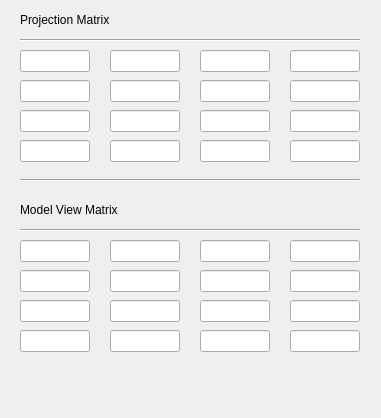
The window that src/cpp/plantgl/gui/base/interface/cameraqt2.ui (openalea/plantgl) describes before a commit, drawn with Qt 5.
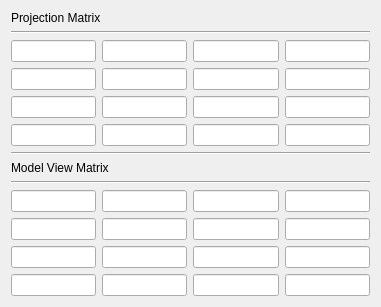
The same window after the commit.

```diff
--- a/src/cpp/plantgl/gui/base/interface/cameraqt2.ui
+++ b/src/cpp/plantgl/gui/base/interface/cameraqt2.ui
@@ -1,428 +1,176 @@
 <ui version="4.0" >
  <class>CameraProp2</class>
- <widget class="QWidget" name="CameraProp2" >
-  <property name="geometry" >
+ <widget class="QWidget" name="CameraProp2">
+  <property name="geometry">
    <rect>
     <x>0</x>
     <y>0</y>
     <width>381</width>
-    <height>418</height>
+    <height>285</height>
    </rect>
   </property>
   <property name="windowTitle" >
    <string>Form1</string>
   </property>
-  <widget class="QLabel" name="Label" >
-   <property name="geometry" >
-    <rect>
-     <x>20</x>
-     <y>10</y>
-     <width>100</width>
-     <height>20</height>
-    </rect>
-   </property>
-   <property name="text" >
-    <string>Projection Matrix</string>
-   </property>
-   <property name="wordWrap" >
-    <bool>false</bool>
-   </property>
-  </widget>
-  <widget class="QLineEdit" name="MA00" >
-   <property name="geometry" >
-    <rect>
-     <x>20</x>
-     <y>50</y>
-     <width>70</width>
-     <height>22</height>
-    </rect>
-   </property>
-  </widget>
-  <widget class="QLineEdit" name="MA01" >
-   <property name="geometry" >
-    <rect>
-     <x>110</x>
-     <y>50</y>
-     <width>70</width>
-     <height>22</height>
-    </rect>
-   </property>
-  </widget>
-  <widget class="QLineEdit" name="MA02" >
-   <property name="geometry" >
-    <rect>
-     <x>200</x>
-     <y>50</y>
-     <width>70</width>
-     <height>22</height>
-    </rect>
-   </property>
-  </widget>
-  <widget class="QLineEdit" name="MA10" >
-   <property name="geometry" >
-    <rect>
-     <x>20</x>
-     <y>80</y>
-     <width>70</width>
-     <height>22</height>
-    </rect>
-   </property>
-  </widget>
-  <widget class="QLineEdit" name="MA11" >
-   <property name="geometry" >
-    <rect>
-     <x>110</x>
-     <y>80</y>
-     <width>70</width>
-     <height>22</height>
-    </rect>
-   </property>
-  </widget>
-  <widget class="QLineEdit" name="MA12" >
-   <property name="geometry" >
-    <rect>
-     <x>200</x>
-     <y>80</y>
-     <width>70</width>
-     <height>22</height>
-    </rect>
-   </property>
-  </widget>
-  <widget class="QLineEdit" name="MA03" >
-   <property name="geometry" >
-    <rect>
-     <x>290</x>
-     <y>50</y>
-     <width>70</width>
-     <height>22</height>
-    </rect>
-   </property>
-  </widget>
-  <widget class="QLineEdit" name="MA13" >
-   <property name="geometry" >
-    <rect>
-     <x>290</x>
-     <y>80</y>
-     <width>70</width>
-     <height>22</height>
-    </rect>
-   </property>
-  </widget>
-  <widget class="QLineEdit" name="MA20" >
-   <property name="geometry" >
-    <rect>
-     <x>20</x>
-     <y>110</y>
-     <width>70</width>
-     <height>22</height>
-    </rect>
-   </property>
-  </widget>
-  <widget class="QLineEdit" name="MA21" >
-   <property name="geometry" >
-    <rect>
-     <x>110</x>
-     <y>110</y>
-     <width>70</width>
-     <height>22</height>
-    </rect>
-   </property>
-  </widget>
-  <widget class="QLineEdit" name="MA22" >
-   <property name="geometry" >
-    <rect>
-     <x>200</x>
-     <y>110</y>
-     <width>70</width>
-     <height>22</height>
-    </rect>
-   </property>
-  </widget>
-  <widget class="QLineEdit" name="MA23" >
-   <property name="geometry" >
-    <rect>
-     <x>290</x>
-     <y>110</y>
-     <width>70</width>
-     <height>22</height>
-    </rect>
-   </property>
-  </widget>
-  <widget class="QLineEdit" name="MA30" >
-   <property name="geometry" >
-    <rect>
-     <x>20</x>
-     <y>140</y>
-     <width>70</width>
-     <height>22</height>
-    </rect>
-   </property>
-  </widget>
-  <widget class="QLineEdit" name="MA31" >
-   <property name="geometry" >
-    <rect>
-     <x>110</x>
-     <y>140</y>
-     <width>70</width>
-     <height>22</height>
-    </rect>
-   </property>
-  </widget>
-  <widget class="QLineEdit" name="MA32" >
-   <property name="geometry" >
-    <rect>
-     <x>200</x>
-     <y>140</y>
-     <width>70</width>
-     <height>22</height>
-    </rect>
-   </property>
-  </widget>
-  <widget class="QLineEdit" name="MA33" >
-   <property name="geometry" >
-    <rect>
-     <x>290</x>
-     <y>140</y>
-     <width>70</width>
-     <height>22</height>
-    </rect>
-   </property>
-  </widget>
-  <widget class="QLineEdit" name="MB00" >
-   <property name="geometry" >
-    <rect>
-     <x>20</x>
-     <y>240</y>
-     <width>70</width>
-     <height>22</height>
-    </rect>
-   </property>
-  </widget>
-  <widget class="QLineEdit" name="MB01" >
-   <property name="geometry" >
-    <rect>
-     <x>110</x>
-     <y>240</y>
-     <width>70</width>
-     <height>22</height>
-    </rect>
-   </property>
-  </widget>
-  <widget class="QLineEdit" name="MB02" >
-   <property name="geometry" >
-    <rect>
-     <x>200</x>
-     <y>240</y>
-     <width>70</width>
-     <height>22</height>
-    </rect>
-   </property>
-  </widget>
-  <widget class="QLineEdit" name="MB03" >
-   <property name="geometry" >
-    <rect>
-     <x>290</x>
-     <y>240</y>
-     <width>70</width>
-     <height>22</height>
-    </rect>
-   </property>
-  </widget>
-  <widget class="QLineEdit" name="MB10" >
-   <property name="geometry" >
-    <rect>
-     <x>20</x>
-     <y>270</y>
-     <width>70</width>
-     <height>22</height>
-    </rect>
-   </property>
-  </widget>
-  <widget class="QLineEdit" name="MB11" >
-   <property name="geometry" >
-    <rect>
-     <x>110</x>
-     <y>270</y>
-     <width>70</width>
-     <height>22</height>
-    </rect>
-   </property>
-  </widget>
-  <widget class="QLineEdit" name="MB12" >
-   <property name="geometry" >
-    <rect>
-     <x>200</x>
-     <y>270</y>
-     <width>70</width>
-     <height>22</height>
-    </rect>
-   </property>
-  </widget>
-  <widget class="QLineEdit" name="MB13" >
-   <property name="geometry" >
-    <rect>
-     <x>290</x>
-     <y>270</y>
-     <width>70</width>
-     <height>22</height>
-    </rect>
-   </property>
-  </widget>
-  <widget class="QLineEdit" name="MB23" >
-   <property name="geometry" >
-    <rect>
-     <x>290</x>
-     <y>300</y>
-     <width>70</width>
-     <height>22</height>
-    </rect>
-   </property>
-  </widget>
-  <widget class="QLineEdit" name="MB22" >
-   <property name="geometry" >
-    <rect>
-     <x>200</x>
-     <y>300</y>
-     <width>70</width>
-     <height>22</height>
-    </rect>
-   </property>
-  </widget>
-  <widget class="QLineEdit" name="MB21" >
-   <property name="geometry" >
-    <rect>
-     <x>110</x>
-     <y>300</y>
-     <width>70</width>
-     <height>22</height>
-    </rect>
-   </property>
-  </widget>
-  <widget class="QLineEdit" name="MB20" >
-   <property name="geometry" >
-    <rect>
-     <x>20</x>
-     <y>300</y>
-     <width>70</width>
-     <height>22</height>
-    </rect>
-   </property>
-  </widget>
-  <widget class="QLineEdit" name="MB30" >
-   <property name="geometry" >
-    <rect>
-     <x>20</x>
-     <y>330</y>
-     <width>70</width>
-     <height>22</height>
-    </rect>
-   </property>
-  </widget>
-  <widget class="QLineEdit" name="MB31" >
-   <property name="geometry" >
-    <rect>
-     <x>110</x>
-     <y>330</y>
-     <width>70</width>
-     <height>22</height>
-    </rect>
-   </property>
-  </widget>
-  <widget class="QLineEdit" name="MB32" >
-   <property name="geometry" >
-    <rect>
-     <x>200</x>
-     <y>330</y>
-     <width>70</width>
-     <height>22</height>
-    </rect>
-   </property>
-  </widget>
-  <widget class="QLineEdit" name="MB33" >
-   <property name="geometry" >
-    <rect>
-     <x>290</x>
-     <y>330</y>
-     <width>70</width>
-     <height>22</height>
-    </rect>
-   </property>
-  </widget>
-  <widget class="Line" name="Line21" >
-   <property name="geometry" >
-    <rect>
-     <x>20</x>
-     <y>30</y>
-     <width>340</width>
-     <height>20</height>
-    </rect>
-   </property>
-   <property name="frameShape" >
-    <enum>QFrame::HLine</enum>
-   </property>
-   <property name="frameShadow" >
-    <enum>QFrame::Sunken</enum>
-   </property>
-   <property name="orientation" >
-    <enum>Qt::Horizontal</enum>
-   </property>
-  </widget>
-  <widget class="Line" name="Line22" >
-   <property name="geometry" >
-    <rect>
-     <x>20</x>
-     <y>170</y>
-     <width>340</width>
-     <height>20</height>
-    </rect>
-   </property>
-   <property name="frameShape" >
-    <enum>QFrame::HLine</enum>
-   </property>
-   <property name="frameShadow" >
-    <enum>QFrame::Sunken</enum>
-   </property>
-   <property name="orientation" >
-    <enum>Qt::Horizontal</enum>
-   </property>
-  </widget>
-  <widget class="Line" name="Line23" >
-   <property name="geometry" >
-    <rect>
-     <x>20</x>
-     <y>220</y>
-     <width>340</width>
-     <height>20</height>
-    </rect>
-   </property>
-   <property name="frameShape" >
-    <enum>QFrame::HLine</enum>
-   </property>
-   <property name="frameShadow" >
-    <enum>QFrame::Sunken</enum>
-   </property>
-   <property name="orientation" >
-    <enum>Qt::Horizontal</enum>
-   </property>
-  </widget>
-  <widget class="QLabel" name="Label2" >
-   <property name="geometry" >
-    <rect>
-     <x>20</x>
-     <y>200</y>
-     <width>100</width>
-     <height>20</height>
-    </rect>
-   </property>
-   <property name="text" >
-    <string>Model View Matrix</string>
-   </property>
-   <property name="wordWrap" >
-    <bool>false</bool>
-   </property>
-  </widget>
+  <layout class="QGridLayout" name="gridLayout">
+   <item row="0" column="0" colspan="2">
+    <widget class="QLabel" name="Label">
+     <property name="text">
+      <string>Projection Matrix</string>
+     </property>
+     <property name="wordWrap">
+      <bool>false</bool>
+     </property>
+    </widget>
+   </item>
+   <item row="1" column="0" colspan="4">
+    <widget class="Line" name="Line21">
+     <property name="frameShape">
+      <enum>QFrame::HLine</enum>
+     </property>
+     <property name="frameShadow">
+      <enum>QFrame::Sunken</enum>
+     </property>
+     <property name="orientation">
+      <enum>Qt::Horizontal</enum>
+     </property>
+    </widget>
+   </item>
+   <item row="2" column="0">
+    <widget class="QLineEdit" name="MA00"/>
+   </item>
+   <item row="2" column="1">
+    <widget class="QLineEdit" name="MA01"/>
+   </item>
+   <item row="2" column="2">
+    <widget class="QLineEdit" name="MA02"/>
+   </item>
+   <item row="2" column="3">
+    <widget class="QLineEdit" name="MA03"/>
+   </item>
+   <item row="3" column="0">
+    <widget class="QLineEdit" name="MA10"/>
+   </item>
+   <item row="3" column="1">
+    <widget class="QLineEdit" name="MA11"/>
+   </item>
+   <item row="3" column="2">
+    <widget class="QLineEdit" name="MA12"/>
+   </item>
+   <item row="3" column="3">
+    <widget class="QLineEdit" name="MA13"/>
+   </item>
+   <item row="4" column="0">
+    <widget class="QLineEdit" name="MA20"/>
+   </item>
+   <item row="4" column="1">
+    <widget class="QLineEdit" name="MA21"/>
+   </item>
+   <item row="4" column="2">
+    <widget class="QLineEdit" name="MA22"/>
+   </item>
+   <item row="4" column="3">
+    <widget class="QLineEdit" name="MA23"/>
+   </item>
+   <item row="5" column="0">
+    <widget class="QLineEdit" name="MA30"/>
+   </item>
+   <item row="5" column="1">
+    <widget class="QLineEdit" name="MA31"/>
+   </item>
+   <item row="5" column="2">
+    <widget class="QLineEdit" name="MA32"/>
+   </item>
+   <item row="5" column="3">
+    <widget class="QLineEdit" name="MA33"/>
+   </item>
+   <item row="6" column="0" colspan="4">
+    <widget class="Line" name="Line22">
+     <property name="frameShape">
+      <enum>QFrame::HLine</enum>
+     </property>
+     <property name="frameShadow">
+      <enum>QFrame::Sunken</enum>
+     </property>
+     <property name="orientation">
+      <enum>Qt::Horizontal</enum>
+     </property>
+    </widget>
+   </item>
+   <item row="7" column="0" colspan="2">
+    <widget class="QLabel" name="Label2">
+     <property name="text">
+      <string>Model View Matrix</string>
+     </property>
+     <property name="wordWrap">
+      <bool>false</bool>
+     </property>
+    </widget>
+   </item>
+   <item row="8" column="0" colspan="4">
+    <widget class="Line" name="Line23">
+     <property name="frameShape">
+      <enum>QFrame::HLine</enum>
+     </property>
+     <property name="frameShadow">
+      <enum>QFrame::Sunken</enum>
+     </property>
+     <property name="orientation">
+      <enum>Qt::Horizontal</enum>
+     </property>
+    </widget>
+   </item>
+   <item row="9" column="0">
+    <widget class="QLineEdit" name="MB00"/>
+   </item>
+   <item row="9" column="1">
+    <widget class="QLineEdit" name="MB01"/>
+   </item>
+   <item row="9" column="2">
+    <widget class="QLineEdit" name="MB02"/>
+   </item>
+   <item row="9" column="3">
+    <widget class="QLineEdit" name="MB03"/>
+   </item>
+   <item row="10" column="0">
+    <widget class="QLineEdit" name="MB10"/>
+   </item>
+   <item row="10" column="1">
+    <widget class="QLineEdit" name="MB11"/>
+   </item>
+   <item row="10" column="2">
+    <widget class="QLineEdit" name="MB12"/>
+   </item>
+   <item row="10" column="3">
+    <widget class="QLineEdit" name="MB13"/>
+   </item>
+   <item row="11" column="0">
+    <widget class="QLineEdit" name="MB20"/>
+   </item>
+   <item row="11" column="1">
+    <widget class="QLineEdit" name="MB21"/>
+   </item>
+   <item row="11" column="2">
+    <widget class="QLineEdit" name="MB22"/>
+   </item>
+   <item row="11" column="3">
+    <widget class="QLineEdit" name="MB23"/>
+   </item>
+   <item row="12" column="0">
+    <widget class="QLineEdit" name="MB30"/>
+   </item>
+   <item row="12" column="1">
+    <widget class="QLineEdit" name="MB31"/>
+   </item>
+   <item row="12" column="2">
+    <widget class="QLineEdit" name="MB32"/>
+   </item>
+   <item row="12" column="3">
+    <widget class="QLineEdit" name="MB33"/>
+   </item>
+  </layout>
  </widget>
- <layoutdefault spacing="6" margin="11" />
+ <layoutdefault spacing="6" margin="11"/>
  <pixmapfunction>qPixmapFromMimeSource</pixmapfunction>
  <resources/>
  <connections/>
```
Left out of the diff: 5 changed lines with no effect on the pictures.
